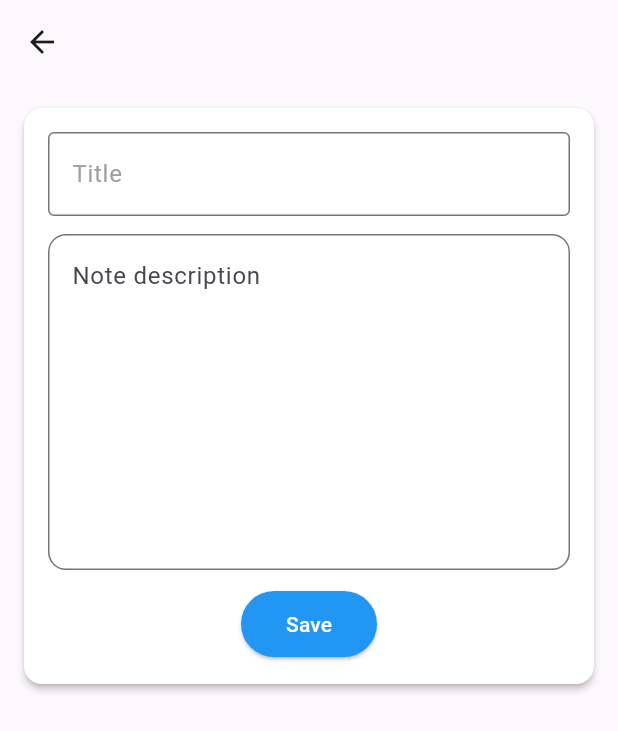
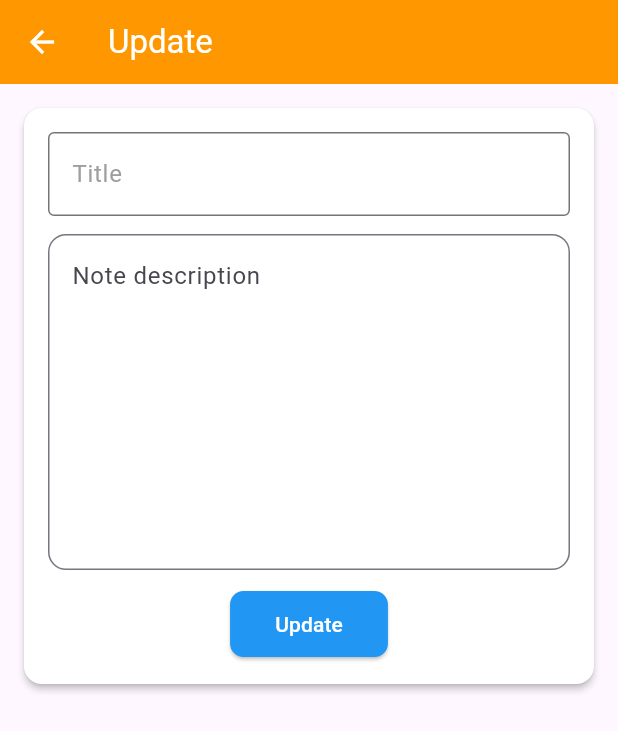
Before and after one commit to ashrafomid2025/flutter-note-app-with-sqlite, a Flutter app: the UpdateNote screen opened directly with empty values, on a phone screen of 412 x 824 dp. Shown: the top 731 px of the screen. Run offline on Flutter 3.47's test engine with Material 3 defaults, Android fonts, the phone set to English and light mode, and no system bars; our stand-ins replace sqflite; accounts and stored records are empty.

Commit message:
note update finished

```diff
--- a/lib/pages/update-note.dart
+++ b/lib/pages/update-note.dart
@@ -1,4 +1,6 @@
 import 'package:flutter/material.dart';
+import 'package:note_app/db/database-helper.dart';
+import 'package:note_app/main.dart';
 
 class UpdateNote extends StatefulWidget {
   final Map<String, dynamic> note;
@@ -9,21 +11,38 @@ class UpdateNote extends StatefulWidget {
 
 class _UpdateNoteState extends State<UpdateNote> {
   final _formKey = GlobalKey<FormState>();
+  final database = DatabaseHelper();
 
-  final TextEditingController _titleController = TextEditingController(
-    text: widget.note["title"],
-  );
-  final TextEditingController _descriptionController = TextEditingController(
-    text: note["desciption"],
-  );
+  TextEditingController _titleController = TextEditingController();
+  TextEditingController _descriptionController = TextEditingController();
+
+  @override
+  void initState() {
+    super.initState();
+    _titleController = TextEditingController(text: widget.note["title"]);
+    _descriptionController = TextEditingController(
+      text: widget.note["description"],
+    );
+  }
+
   Future<void> submitform() async {
-    if (_formKey.currentState!.validate()) {}
+    if (_formKey.currentState!.validate()) {
+      await database.UpdateNote(
+        widget.note["id"],
+        _titleController.text.trim(),
+        _descriptionController.text.trim(),
+      );
+    }
   }
 
   @override
   Widget build(BuildContext context) {
     return Scaffold(
-      appBar: AppBar(),
+      appBar: AppBar(
+        title: Text('Update'),
+        backgroundColor: Colors.orange,
+        foregroundColor: Colors.white,
+      ),
       body: Column(
         children: [
           Padding(
@@ -39,7 +58,6 @@ class _UpdateNoteState extends State<UpdateNote> {
                     children: [
                       TextFormField(
                         controller: _titleController,
-
                         decoration: InputDecoration(
                           enabledBorder: OutlineInputBorder(
                             borderSide: BorderSide(color: Colors.grey.shade600),
@@ -83,9 +101,17 @@ class _UpdateNoteState extends State<UpdateNote> {
                       ),
                       SizedBox(height: 12),
                       ElevatedButton(
-                        onPressed: submitform,
-                        child: Text("Save"),
+                        onPressed: () async {
+                          await submitform();
+                          Navigator.push(
+                            context,
+                            MaterialPageRoute(builder: (context) => MyApp()),
+                          );
+                        },
                         style: ElevatedButton.styleFrom(
+                          shape: RoundedRectangleBorder(
+                            borderRadius: BorderRadius.circular(9),
+                          ),
                           backgroundColor: Colors.blue,
                           foregroundColor: Colors.white,
                           padding: EdgeInsets.symmetric(
@@ -93,6 +119,7 @@ class _UpdateNoteState extends State<UpdateNote> {
                             vertical: 12,
                           ),
                         ),
+                        child: Text("Update"),
                       ),
                     ],
                   ),
```
Also changed, not shown: lib/db/database-helper.dart (+11 -1 lines).
